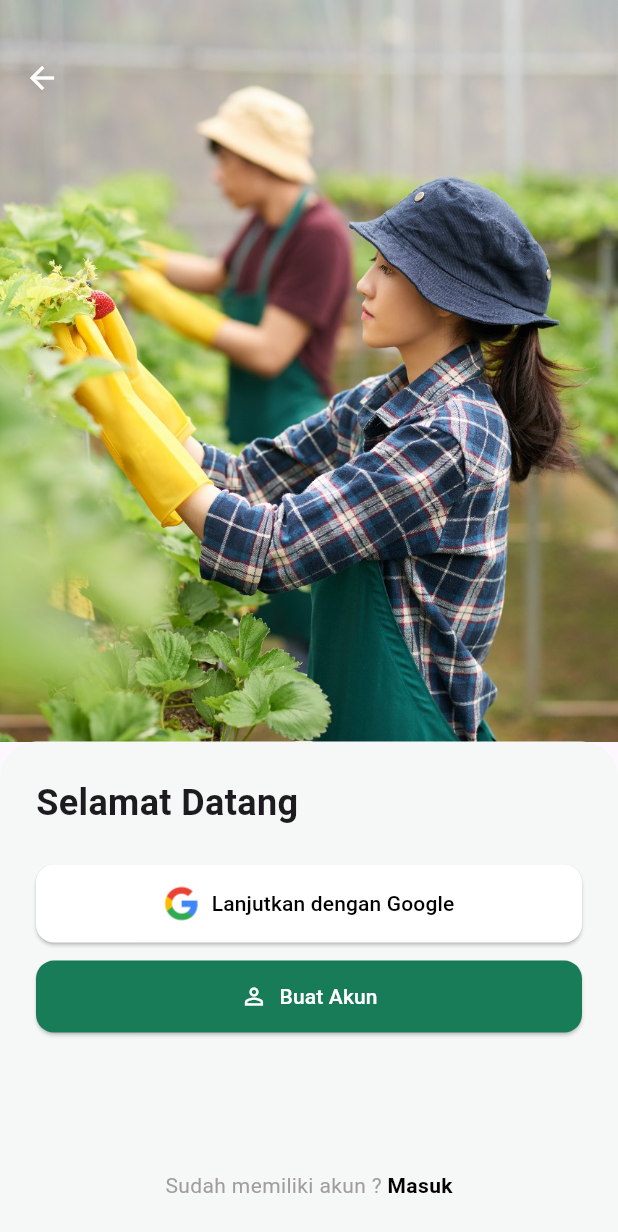
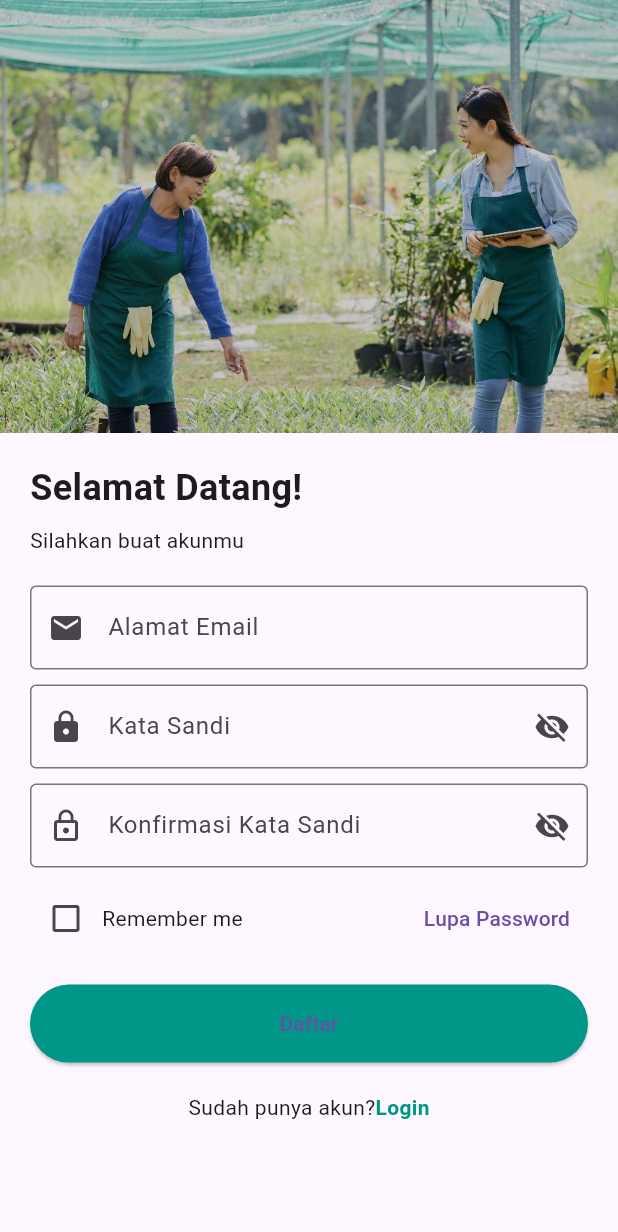
Before and after one commit to MuhammadAbyann/TaniYuk-Smart-Farming-Bok-Choy-Mobile-Application-, a Flutter app: the screen it shows after launch, after a tap on "Buat Akun", on a phone screen of 412 x 824 dp. Shown: the top 1232 px of the screen. Run offline on Flutter 3.47's test engine with Material 3 defaults, Android fonts, the phone set to English and light mode, and no system bars.

Commit message:
register modified

```diff
--- /dev/null
+++ b/lib/pages/register_page.dart
@@ -0,0 +1,201 @@
+import 'package:flutter/material.dart';
+
+class RegisterPage extends StatefulWidget {
+  const RegisterPage({super.key});
+
+  @override
+  State<RegisterPage> createState() => _RegisterPageState();
+}
+
+class _RegisterPageState extends State<RegisterPage> {
+  final _formKey = GlobalKey<FormState>();
+
+  final TextEditingController emailController = TextEditingController();
+  final TextEditingController passwordController = TextEditingController();
+  final TextEditingController confirmPasswordController =
+      TextEditingController();
+
+  bool rememberMe = false;
+  bool showPassword = false;
+  bool showConfirmPassword = false;
+
+  void _register() {
+    if (_formKey.currentState!.validate()) {
+      // TODO: Lanjutkan ke backend/Firebase
+      ScaffoldMessenger.of(
+        context,
+      ).showSnackBar(const SnackBar(content: Text("Pendaftaran berhasil!")));
+    }
+  }
+
+  @override
+  Widget build(BuildContext context) {
+    return Scaffold(
+      body: SafeArea(
+        child: SingleChildScrollView(
+          child: Column(
+            children: [
+              SizedBox(
+                height: MediaQuery.of(context).size.height * 0.35,
+                width: double.infinity,
+                child: Image.asset(
+                  'assets/images/farming-2.jpeg',
+                  fit: BoxFit.cover,
+                ),
+              ),
+              Padding(
+                padding: const EdgeInsets.all(20.0),
+                child: Form(
+                  key: _formKey,
+                  child: Column(
+                    crossAxisAlignment: CrossAxisAlignment.start,
+                    children: [
+                      const Text(
+                        "Selamat Datang!",
+                        style: TextStyle(
+                          fontSize: 24,
+                          fontWeight: FontWeight.bold,
+                        ),
+                      ),
+                      const SizedBox(height: 8),
+                      const Text("Silahkan buat akunmu"),
+                      const SizedBox(height: 20),
+                      TextFormField(
+                        controller: emailController,
+                        decoration: const InputDecoration(
+                          prefixIcon: Icon(Icons.email),
+                          labelText: 'Alamat Email',
+                          border: OutlineInputBorder(),
+                        ),
+                        validator: (value) {
+                          if (value == null || value.isEmpty) {
+                            return 'Email tidak boleh kosong';
+                          }
+                          if (!RegExp(r'\S+@\S+\.\S+').hasMatch(value)) {
+                            return 'Masukkan email yang valid';
+                          }
+                          return null;
+                        },
+                      ),
+                      const SizedBox(height: 10),
+                      TextFormField(
+                        controller: passwordController,
+                        obscureText: !showPassword,
+                        decoration: InputDecoration(
+                          prefixIcon: const Icon(Icons.lock),
+                          labelText: 'Kata Sandi',
+                          border: const OutlineInputBorder(),
+                          suffixIcon: IconButton(
+                            icon: Icon(
+                              showPassword
+                                  ? Icons.visibility
+                                  : Icons.visibility_off,
+                            ),
+                            onPressed: () {
+                              setState(() {
+                                showPassword = !showPassword;
+                              });
+                            },
+                          ),
+                        ),
+                        validator: (value) {
+                          if (value == null || value.length < 6) {
+                            return 'Minimal 6 karakter';
+                          }
+                          return null;
+                        },
+                      ),
+                      const SizedBox(height: 10),
+                      TextFormField(
+                        controller: confirmPasswordController,
+                        obscureText: !showConfirmPassword,
+                        decoration: InputDecoration(
+                          prefixIcon: const Icon(Icons.lock_outline),
+                          labelText: 'Konfirmasi Kata Sandi',
+                          border: const OutlineInputBorder(),
+                          suffixIcon: IconButton(
+                            icon: Icon(
+                              showConfirmPassword
+                                  ? Icons.visibility
+                                  : Icons.visibility_off,
+                            ),
+                            onPressed: () {
+                              setState(() {
+                                showConfirmPassword = !showConfirmPassword;
+                              });
+                            },
+                          ),
+                        ),
+                        validator: (value) {
+                          if (value != passwordController.text) {
+                            return 'Password tidak cocok';
+                          }
+                          return null;
+                        },
+                      ),
+                      const SizedBox(height: 10),
+                      Row(
+                        children: [
+                          Checkbox(
+                            value: rememberMe,
+                            onChanged: (value) {
+                              setState(() {
+                                rememberMe = value!;
+                              });
+                            },
+                          ),
+                          const Text("Remember me"),
+                          const Spacer(),
+                          TextButton(
+                            onPressed: () {
+                              // TODO: arahkan ke halaman lupa password
+                            },
+                            child: const Text("Lupa Password"),
+                          ),
+                        ],
+                      ),
+                      const SizedBox(height: 20),
+                      SizedBox(
+                        width: double.infinity,
+                        child: ElevatedButton(
+                          onPressed: _register,
+                          style: ElevatedButton.styleFrom(
+                            padding: const EdgeInsets.all(16),
+                            backgroundColor: Colors.teal,
+                          ),
+                          child: const Text("Daftar"),
+                        ),
+                      ),
+                      const SizedBox(height: 20),
+                      Center(
+                        child: GestureDetector(
+                          onTap: () {
+                            // TODO: navigasi ke halaman login
+                          },
+                          child: const Text.rich(
+                            TextSpan(
+                              text: "Sudah punya akun?",
+                              children: [
+                                TextSpan(
+                                  text: "Login",
+                                  style: TextStyle(
+                                    fontWeight: FontWeight.bold,
+                                    color: Colors.teal,
+                                  ),
+                                ),
+                              ],
+                            ),
+                          ),
+                        ),
+                      ),
+                    ],
+                  ),
+                ),
+              ),
+            ],
+          ),
+        ),
+      ),
+    );
+  }
+}
--- a/lib/pages/welcome_page.dart
+++ b/lib/pages/welcome_page.dart
@@ -1,5 +1,6 @@
 import 'package:flutter/material.dart';
 import 'login_page.dart';
+import 'register_page.dart';
 
 void main() {
   runApp(const MyApp());
@@ -59,10 +60,7 @@ class WelcomePage extends StatelessWidget {
                 children: [
                   const Text(
                     'Selamat Datang',
-                    style: TextStyle(
-                      fontSize: 24,
-                      fontWeight: FontWeight.bold,
-                    ),
+                    style: TextStyle(fontSize: 24, fontWeight: FontWeight.bold),
                   ),
                   const SizedBox(height: 24),
 
@@ -102,7 +100,14 @@ class WelcomePage extends StatelessWidget {
                           borderRadius: BorderRadius.circular(12),
                         ),
                       ),
-                      onPressed: () {},
+                      onPressed: () {
+                        Navigator.push(
+                          context,
+                          MaterialPageRoute(
+                            builder: (context) => const RegisterPage(),
+                          ),
+                        );
+                      },
                     ),
                   ),
 
@@ -112,13 +117,17 @@ class WelcomePage extends StatelessWidget {
                   Row(
                     mainAxisAlignment: MainAxisAlignment.center,
                     children: [
-                      const Text('Sudah memiliki akun ? ',
-                          style: TextStyle(color: Colors.grey)),
+                      const Text(
+                        'Sudah memiliki akun? ',
+                        style: TextStyle(color: Colors.grey),
+                      ),
                       GestureDetector(
                         onTap: () {
                           Navigator.push(
                             context,
-                            MaterialPageRoute(builder: (context) => const LoginPage()),
+                            MaterialPageRoute(
+                              builder: (context) => const LoginPage(),
+                            ),
                           );
                         },
                         child: const Text(
@@ -128,9 +137,9 @@ class WelcomePage extends StatelessWidget {
                             fontWeight: FontWeight.bold,
                           ),
                         ),
-                      )
+                      ),
                     ],
-                  )
+                  ),
                 ],
               ),
             ),
```
